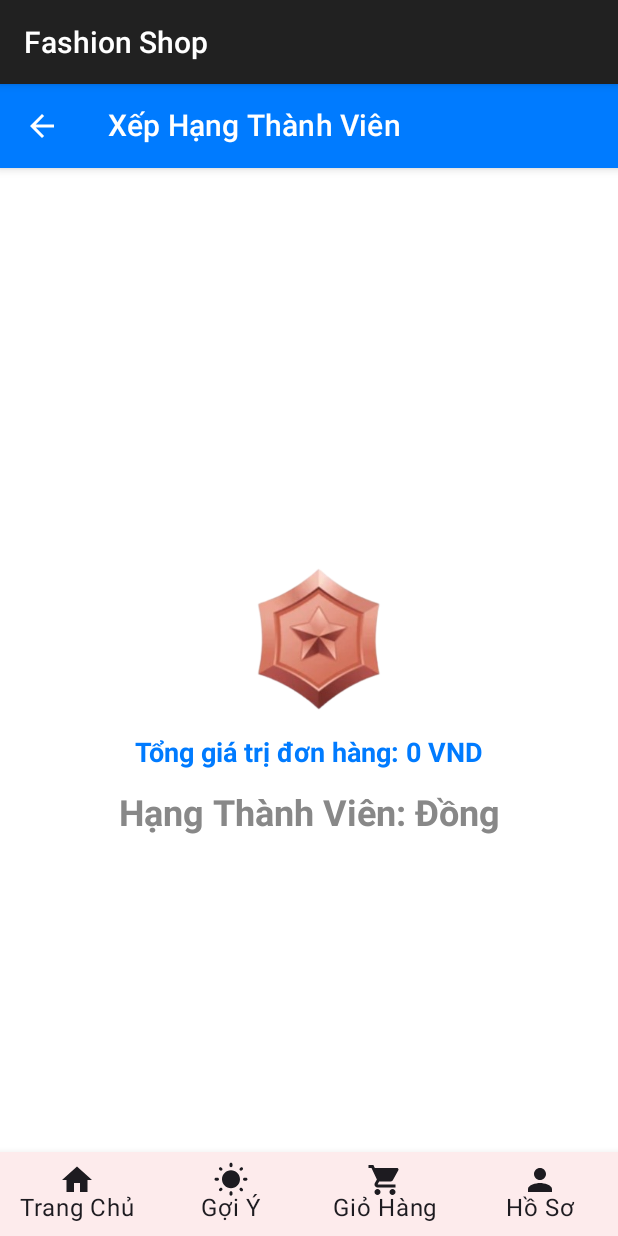
After one commit to IzumiDKC/Fashion-Shop-App, an Android app built with Jetpack Compose: the MemberRankScreen screen opened through its navigation route, on a phone screen of 412 x 824 dp. The commit adds this screen. Run offline under Robolectric (Android 15) with nearby library versions, the phone set to English and light mode, and no system bars; our stand-ins replace accompanist; network calls fail; pictures from the network do not load.

Commit message:
Xếp hạng tành viên dựa theo tổng số tiền đã tiêu

```diff
--- a/app/src/main/java/com/example/fashionshopapp/MainActivity.kt
+++ b/app/src/main/java/com/example/fashionshopapp/MainActivity.kt
@@ -62,6 +62,7 @@ import com.example.fashionshopapp.screens.ChristmasCollectionScreen
 import com.example.fashionshopapp.screens.FlashSaleScreen
 import com.example.fashionshopapp.screens.HotScreen
 import com.example.fashionshopapp.screens.LoginScreen
+import com.example.fashionshopapp.screens.MemberRankScreen
 import com.example.fashionshopapp.screens.NewArrivalScreen
 import com.example.fashionshopapp.screens.ProfileDetail
 import com.example.fashionshopapp.viewmodel.CartViewModel
@@ -191,6 +192,12 @@ fun NavigationGraph(navController: NavHostController) {
         }
         composable("history_order") {
             HistoryOrderScreen(
+                profileViewModel = profileViewModel,
+                onBackClick = { navController.popBackStack() }
+            )
+        }
+        composable("member_rank") {
+            MemberRankScreen (
                 profileViewModel = profileViewModel,
                 onBackClick = { navController.popBackStack() }
             )
--- a/app/src/main/java/com/example/fashionshopapp/api/RetrofitInstance.kt
+++ b/app/src/main/java/com/example/fashionshopapp/api/RetrofitInstance.kt
@@ -9,7 +9,7 @@ import retrofit2.converter.gson.GsonConverterFactory
 import java.util.concurrent.TimeUnit
 
 object RetrofitInstance {
-    private const val BASE_URL = "https://c417-2402-800-6318-920d-2809-5a7-3ec3-2868.ngrok-free.app/"
+    private const val BASE_URL = "https://e7c8-2402-800-6318-920d-b17b-dd9f-c471-69be.ngrok-free.app/"
 
     var token: String? = null
 
--- a/app/src/main/java/com/example/fashionshopapp/models/Order.kt
+++ b/app/src/main/java/com/example/fashionshopapp/models/Order.kt
@@ -15,5 +15,4 @@ data class OrderDetail(
     val originalPrice: Double,
     val finalPrice: Double,
     val quantity: Int
-) {
-}
+)
--- /dev/null
+++ b/app/src/main/java/com/example/fashionshopapp/screens/MemberRankScreen.kt
@@ -0,0 +1,135 @@
+package com.example.fashionshopapp.screens
+
+import androidx.compose.foundation.Image
+import androidx.compose.foundation.layout.*
+import androidx.compose.foundation.shape.CircleShape
+import androidx.compose.material.*
+import androidx.compose.runtime.*
+import androidx.compose.ui.Alignment
+import androidx.compose.ui.Modifier
+import androidx.compose.ui.graphics.Color
+import androidx.compose.ui.res.painterResource
+import androidx.compose.ui.text.font.FontWeight
+import androidx.compose.ui.unit.dp
+import androidx.compose.ui.unit.sp
+import com.example.fashionshopapp.R
+import com.example.fashionshopapp.viewmodel.ProfileViewModel
+import androidx.compose.material.icons.Icons
+import androidx.compose.material.icons.filled.ArrowBack
+import androidx.lifecycle.viewmodel.compose.viewModel
+import com.example.fashionshopapp.viewmodel.HistoryOrderViewModel
+
+@Composable
+fun MemberRankScreen(
+    profileViewModel: ProfileViewModel,
+    historyOrderViewModel: HistoryOrderViewModel = viewModel(),
+    onBackClick: () -> Unit
+) {
+    val userId = profileViewModel.userId
+    val orders = historyOrderViewModel.orders.collectAsState(initial = null).value
+    val isLoading = historyOrderViewModel.isLoading.collectAsState(initial = false).value
+    val errorMessage = historyOrderViewModel.errorMessage.collectAsState(initial = null).value
+
+    val totalOrderPrice = orders?.sumOf { it.totalPrice.toLong() } ?: 0L
+
+    fun determineRank(totalPrice: Long): Pair<String, Int> {
+        return when (totalPrice) {
+            in 0..500 -> "Đồng" to R.drawable.brozon
+            in 501..1000 -> "Bạc" to R.drawable.silver
+            in 1001..2000 -> "Vàng" to R.drawable.gold
+            in 2001..3500 -> "Bạch kim" to R.drawable.platinum
+            in 3501..5000 -> "Kim Cương" to R.drawable.diamond
+            else -> "V. I . P" to R.drawable.legend
+        }
+    }
+
+    val (memberRank, rankIcon) = determineRank(totalOrderPrice)
+
+    LaunchedEffect(userId) {
+        if (!userId.isNullOrEmpty()) {
+            historyOrderViewModel.fetchOrders(userId)
+        }
+    }
+
+    Scaffold(
+        topBar = {
+            TopAppBar(
+                title = { Text("Xếp Hạng Thành Viên", color = Color.White) },
+                backgroundColor = Color(0xFF007BFF),
+                navigationIcon = {
+                    IconButton(onClick = onBackClick) {
+                        Icon(
+                            imageVector = Icons.Default.ArrowBack,
+                            contentDescription = "Back",
+                            tint = Color.White
+                        )
+                    }
+                }
+            )
+        },
+        content = { padding ->
+            Box(
+                modifier = Modifier
+                    .padding(padding)
+                    .fillMaxSize()
+            ) {
+                when {
+                    isLoading -> {
+                        CircularProgressIndicator(
+                            modifier = Modifier.align(Alignment.Center),
+                            color = Color(0xFF007BFF)
+                        )
+                    }
+                    !errorMessage.isNullOrEmpty() -> {
+                        Text(
+                            text = "Lỗi: $errorMessage",
+                            color = Color.Red,
+                            modifier = Modifier.align(Alignment.Center)
+                        )
+                    }
+                    else -> {
+                        Column(
+                            modifier = Modifier
+                                .fillMaxSize()
+                                .padding(16.dp),
+                            horizontalAlignment = Alignment.CenterHorizontally,
+                            verticalArrangement = Arrangement.Center
+                        ) {
+                            Image(
+                                painter = painterResource(id = rankIcon),
+                                contentDescription = "Rank Icon",
+                                modifier = Modifier
+                                    .size(120.dp)
+                                    .padding(8.dp)
+                                    .align(Alignment.CenterHorizontally)
+                            )
+
+                            Text(
+                                text = "Tổng giá trị đơn hàng: ${String.format("%,d", totalOrderPrice)} VND",
+                                fontWeight = FontWeight.Bold,
+                                fontSize = 18.sp,
+                                color = Color(0xFF007BFF),
+                                modifier = Modifier.padding(top = 8.dp)
+                            )
+
+                            Text(
+                                text = "Hạng Thành Viên: $memberRank",
+                                fontWeight = FontWeight.Bold,
+                                fontSize = 24.sp,
+                                color = when (memberRank) {
+                                    "Đồng" -> Color.Gray
+                                    "Bạc" -> Color(0xFFC0C0C0)
+                                    "Vàng" -> Color(0xFFFFD700)
+                                    "Bạch kim" -> Color(0xFFE5E4E2)
+                                    "Kim Cương" -> Color(0xFF00FFFF)
+                                    else -> Color(0xFF8A2BE2)
+                                },
+                                modifier = Modifier.padding(16.dp)
+                            )
+                        }
+                    }
+                }
+            }
+        }
+    )
+}
--- a/app/src/main/java/com/example/fashionshopapp/screens/ProfileScreen.kt
+++ b/app/src/main/java/com/example/fashionshopapp/screens/ProfileScreen.kt
@@ -75,9 +75,10 @@ fun ProfileScreen(viewModel: ProfileViewModel, navController: NavController) {
                 )
 
                 ProfileOptionCard(
-                    title = "Quản lý địa chỉ",
-                    description = "Cập nhật hoặc thêm địa chỉ mới.",
+                    title = "Xếp hạng thành viên",
+                    description = "Xem xếp hạng tiêu dùng của bạn.",
                     onClick = {
+                        navController.navigate("member_rank")
                     }
                 )
                 ProfileOptionCard(
```
Also changed, not shown: app/src/main/java/com/example/fashionshopapp/screens/HistoryOrderScreen.kt (+15 -3 lines), app/src/main/res/drawable/brozon.png (added), app/src/main/res/drawable/diamond.png (added), app/src/main/res/drawable/gold.png (added), app/src/main/res/drawable/legend.png (added), app/src/main/res/drawable/platinum.png (added), app/src/main/res/drawable/silver.png (added).
